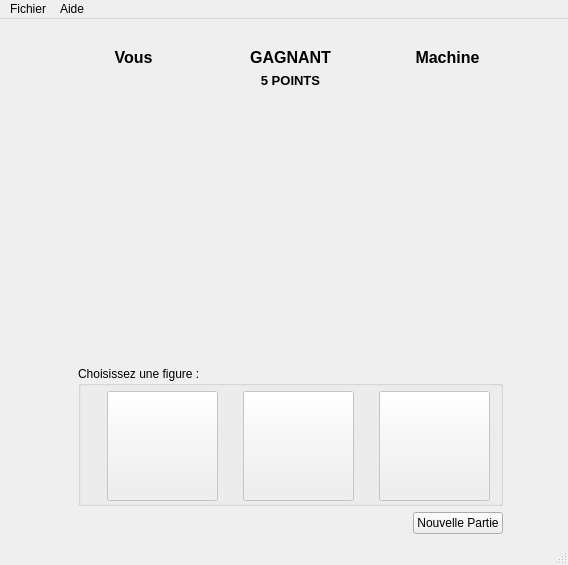
This is chifoumi.ui in ThomasXAT/Chifoumi as Qt 5 draws it before an edit. The edited form follows.
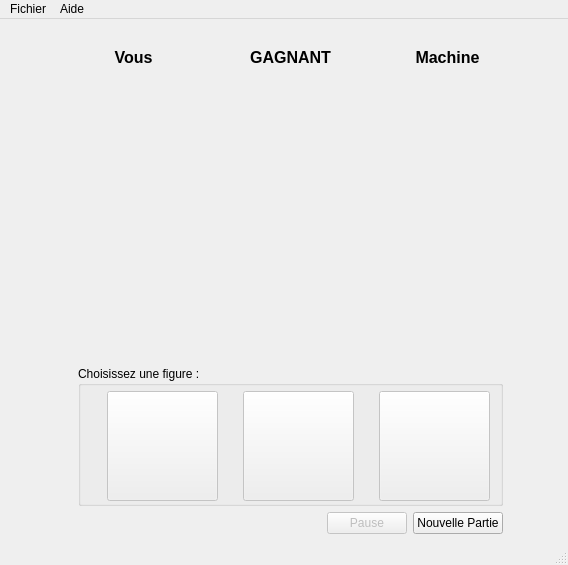
This is the edited form. Icons and pictures are not drawn.

```diff
--- a/chifoumi.ui
+++ b/chifoumi.ui
@@ -66,15 +66,45 @@
        <layout class="QVBoxLayout" name="verticalLayout">
         <item>
          <layout class="QGridLayout" name="gridLayout">
-          <item row="5" column="2">
-           <spacer name="verticalSpacer_2">
+          <item row="3" column="1">
+           <spacer name="horizontalSpacer_5">
             <property name="orientation">
              <enum>Qt::Vertical</enum>
             </property>
             <property name="sizeHint" stdset="0">
              <size>
-              <width>20</width>
-              <height>40</height>
+              <width>40</width>
+              <height>20</height>
+             </size>
+            </property>
+           </spacer>
+          </item>
+          <item row="1" column="2">
+           <widget class="QLabel" name="label">
+            <property name="text">
+             <string>&lt;html&gt;&lt;head/&gt;&lt;body&gt;&lt;p align=&quot;center&quot;&gt;&lt;span style=&quot; font-size:12pt; font-weight:600;&quot;&gt;GAGNANT&lt;/span&gt;&lt;/p&gt;&lt;/body&gt;&lt;/html&gt;</string>
+            </property>
+           </widget>
+          </item>
+          <item row="2" column="0">
+           <widget class="QLabel" name="scoreJoueur">
+            <property name="enabled">
+             <bool>true</bool>
+            </property>
+            <property name="text">
+             <string>&lt;html&gt;&lt;head/&gt;&lt;body&gt;&lt;p align=&quot;center&quot;&gt;&lt;br/&gt;&lt;/p&gt;&lt;/body&gt;&lt;/html&gt;</string>
+            </property>
+           </widget>
+          </item>
+          <item row="3" column="3">
+           <spacer name="horizontalSpacer_4">
+            <property name="orientation">
+             <enum>Qt::Horizontal</enum>
+            </property>
+            <property name="sizeHint" stdset="0">
+             <size>
+              <width>40</width>
+              <height>20</height>
              </size>
             </property>
            </spacer>
@@ -86,82 +116,6 @@
             </property>
            </widget>
           </item>
-          <item row="4" column="0">
-           <widget class="QLabel" name="coupJoueur">
-            <property name="minimumSize">
-             <size>
-              <width>111</width>
-              <height>110</height>
-             </size>
-            </property>
-            <property name="maximumSize">
-             <size>
-              <width>111</width>
-              <height>110</height>
-             </size>
-            </property>
-            <property name="text">
-             <string/>
-            </property>
-            <property name="pixmap">
-             <pixmap resource="ressourcesChifoumi.qrc">:/chifoumi/images (1)/images/rien.gif</pixmap>
-            </property>
-           </widget>
-          </item>
-          <item row="4" column="2">
-           <widget class="QLabel" name="affichageEpee">
-            <property name="minimumSize">
-             <size>
-              <width>111</width>
-              <height>110</height>
-             </size>
-            </property>
-            <property name="maximumSize">
-             <size>
-              <width>111</width>
-              <height>110</height>
-             </size>
-            </property>
-            <property name="text">
-             <string/>
-            </property>
-            <property name="pixmap">
-             <pixmap resource="ressourcesChifoumi.qrc">:/chifoumi/images (1)/images/versus.gif</pixmap>
-            </property>
-           </widget>
-          </item>
-          <item row="3" column="0">
-           <widget class="QLabel" name="scoreJoueur">
-            <property name="enabled">
-             <bool>true</bool>
-            </property>
-            <property name="text">
-             <string>&lt;html&gt;&lt;head/&gt;&lt;body&gt;&lt;p align=&quot;center&quot;&gt;&lt;br/&gt;&lt;/p&gt;&lt;/body&gt;&lt;/html&gt;</string>
-            </property>
-           </widget>
-          </item>
-          <item row="4" column="4">
-           <widget class="QLabel" name="coupMachine">
-            <property name="minimumSize">
-             <size>
-              <width>111</width>
-              <height>110</height>
-             </size>
-            </property>
-            <property name="maximumSize">
-             <size>
-              <width>111</width>
-              <height>110</height>
-             </size>
-            </property>
-            <property name="text">
-             <string/>
-            </property>
-            <property name="pixmap">
-             <pixmap resource="ressourcesChifoumi.qrc">:/chifoumi/images (1)/images/rien.gif</pixmap>
-            </property>
-           </widget>
-          </item>
           <item row="1" column="4">
            <widget class="QLabel" name="nomMachine">
             <property name="text">
@@ -169,28 +123,8 @@
             </property>
            </widget>
           </item>
-          <item row="1" column="2">
-           <widget class="QLabel" name="Gagnant">
-            <property name="text">
-             <string>&lt;html&gt;&lt;head/&gt;&lt;body&gt;&lt;p align=&quot;center&quot;&gt;&lt;span style=&quot; font-size:12pt; font-weight:600;&quot;&gt;GAGNANT&lt;/span&gt;&lt;/p&gt;&lt;/body&gt;&lt;/html&gt;</string>
-            </property>
-           </widget>
-          </item>
-          <item row="4" column="3">
-           <spacer name="horizontalSpacer_4">
-            <property name="orientation">
-             <enum>Qt::Horizontal</enum>
-            </property>
-            <property name="sizeHint" stdset="0">
-             <size>
-              <width>40</width>
-              <height>20</height>
-             </size>
-            </property>
-           </spacer>
-          </item>
-          <item row="3" column="2">
-           <spacer name="verticalSpacer">
+          <item row="5" column="2">
+           <spacer name="verticalSpacer_2">
             <property name="orientation">
              <enum>Qt::Vertical</enum>
             </property>
@@ -205,26 +139,6 @@
             </property>
            </spacer>
           </item>
-          <item row="4" column="1">
-           <spacer name="horizontalSpacer_5">
-            <property name="orientation">
-             <enum>Qt::Horizontal</enum>
-            </property>
-            <property name="sizeHint" stdset="0">
-             <size>
-              <width>40</width>
-              <height>20</height>
-             </size>
-            </property>
-           </spacer>
-          </item>
-          <item row="3" column="4">
-           <widget class="QLabel" name="scoreMachine">
-            <property name="text">
-             <string>&lt;html&gt;&lt;head/&gt;&lt;body&gt;&lt;p align=&quot;center&quot;&gt;&lt;br/&gt;&lt;/p&gt;&lt;/body&gt;&lt;/html&gt;</string>
-            </property>
-           </widget>
-          </item>
           <item row="0" column="2">
            <spacer name="verticalSpacer_3">
             <property name="orientation">
@@ -241,12 +155,101 @@
             </property>
            </spacer>
           </item>
+          <item row="3" column="4">
+           <widget class="QLabel" name="coupMachine">
+            <property name="minimumSize">
+             <size>
+              <width>111</width>
+              <height>110</height>
+             </size>
+            </property>
+            <property name="maximumSize">
+             <size>
+              <width>111</width>
+              <height>110</height>
+             </size>
+            </property>
+            <property name="text">
+             <string/>
+            </property>
+            <property name="pixmap">
+             <pixmap resource="ressourcesChifoumi.qrc">:/chifoumi/images (1)/images/rien.gif</pixmap>
+            </property>
+           </widget>
+          </item>
+          <item row="2" column="4">
+           <widget class="QLabel" name="scoreMachine">
+            <property name="text">
+             <string>&lt;html&gt;&lt;head/&gt;&lt;body&gt;&lt;p align=&quot;center&quot;&gt;&lt;br/&gt;&lt;/p&gt;&lt;/body&gt;&lt;/html&gt;</string>
+            </property>
+           </widget>
+          </item>
+          <item row="3" column="2">
+           <widget class="QLabel" name="affichageEpee">
+            <property name="minimumSize">
+             <size>
+              <width>111</width>
+              <height>110</height>
+             </size>
+            </property>
+            <property name="maximumSize">
+             <size>
+              <width>111</width>
+              <height>110</height>
+             </size>
+            </property>
+            <property name="text">
+             <string/>
+            </property>
+            <property name="pixmap">
+             <pixmap resource="ressourcesChifoumi.qrc">:/chifoumi/images (1)/images/versus.gif</pixmap>
+            </property>
+           </widget>
+          </item>
+          <item row="4" column="2">
+           <widget class="QLabel" name="TIMER">
+            <property name="text">
+             <string/>
+            </property>
+           </widget>
+          </item>
+          <item row="3" column="0">
+           <widget class="QLabel" name="coupJoueur">
+            <property name="minimumSize">
+             <size>
+              <width>111</width>
+              <height>110</height>
+             </size>
+            </property>
+            <property name="maximumSize">
+             <size>
+              <width>111</width>
+              <height>110</height>
+             </size>
+            </property>
+            <property name="text">
+             <string/>
+            </property>
+            <property name="pixmap">
+             <pixmap resource="ressourcesChifoumi.qrc">:/chifoumi/images (1)/images/rien.gif</pixmap>
+            </property>
+           </widget>
+          </item>
           <item row="2" column="2">
-           <widget class="QLabel" name="pointsPartie">
-            <property name="text">
-             <string>&lt;html&gt;&lt;head/&gt;&lt;body&gt;&lt;p align=&quot;center&quot;&gt;&lt;span style=&quot; font-size:10pt; font-weight:600;&quot;&gt;5 POINTS&lt;/span&gt;&lt;/p&gt;&lt;/body&gt;&lt;/html&gt;</string>
+           <spacer name="verticalSpacer">
+            <property name="orientation">
+             <enum>Qt::Vertical</enum>
             </property>
-           </widget>
+            <property name="sizeType">
+             <enum>QSizePolicy::Maximum</enum>
+            </property>
+            <property name="sizeHint" stdset="0">
+             <size>
+              <width>20</width>
+              <height>40</height>
+             </size>
+            </property>
+           </spacer>
           </item>
          </layout>
         </item>
@@ -434,6 +437,16 @@
             </property>
            </spacer>
           </item>
+          <item>
+           <widget class="QPushButton" name="BoutonPause">
+            <property name="enabled">
+             <bool>false</bool>
+            </property>
+            <property name="text">
+             <string>Pause</string>
+            </property>
+           </widget>
+          </item>
           <item>
            <widget class="QPushButton" name="boutonPartie">
             <property name="enabled">
```
Left out of the diff: 5 changed lines with no effect on the pictures.
